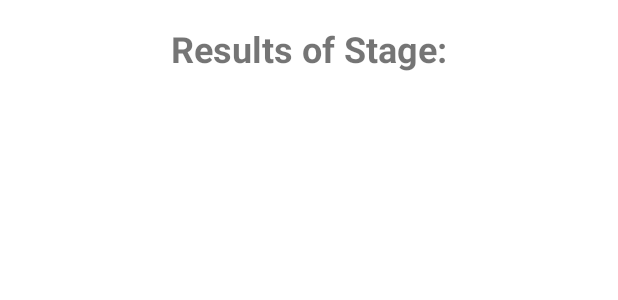
After one commit to Lamprinii/RallyePulse-App, an Android app: the layout activity_stage_times.xml on its own in the app's theme, with its tools: preview values and no code run, on a phone screen of 412 x 824 dp. The commit adds this screen. Shown: the top 300 px of the screen. Run offline under Robolectric (Android 15) with nearby library versions, the phone set to English and light mode, and no system bars; Roboto replaces fonts that are not available here.

Commit message:
Eight Steps

```diff
--- a/app/src/main/AndroidManifest.xml
+++ b/app/src/main/AndroidManifest.xml
@@ -20,6 +20,9 @@
         android:theme="@style/Theme.MaterialComponents.Light.NoActionBar"
         android:usesCleartextTraffic="true"
         tools:targetApi="31">
+        <activity
+            android:name=".StageTimes"
+            android:exported="false" />
         <activity
             android:name=".PopUp"
             android:exported="false" />
--- a/app/src/main/java/com/unipi/konlamp/rallyepulse_app/API/RallyePulseAPI.java
+++ b/app/src/main/java/com/unipi/konlamp/rallyepulse_app/API/RallyePulseAPI.java
@@ -11,10 +11,16 @@ public interface RallyePulseAPI {
         @GET("/api/competitor/getbypasscode/{passcode}")
         Call<Competitor> getByPasscode(@Path("passcode") String passcode);
 
+        @GET("/api/competitor/getCompetitor/{id}")
+        Call<Competitor> getByid(@Path("id") Long id);
+
         @PUT("/api/competitor")
         Call<Competitor> updatecompetitor(@Body Competitor competitor);
 
         @GET("/api/specialstage/getstartedspecialstages")
         Call<List<SpecialStage>> getStartedSpecialStages();
 
+        @GET("/api/time/stageclassificationandroid/{id}")
+        Call<List<TimeKeeping>> getStartedSpecialStages(@Path("id") Long id);
+
 }
--- /dev/null
+++ b/app/src/main/res/layout/activity_stage_times.xml
@@ -0,0 +1,41 @@
+<?xml version="1.0" encoding="utf-8"?>
+<androidx.constraintlayout.widget.ConstraintLayout xmlns:android="http://schemas.android.com/apk/res/android"
+    xmlns:app="http://schemas.android.com/apk/res-auto"
+    xmlns:tools="http://schemas.android.com/tools"
+    android:id="@+id/main"
+    android:layout_width="match_parent"
+    android:layout_height="match_parent"
+    tools:context=".StageTimes">
+
+    <LinearLayout
+        android:layout_width="match_parent"
+        android:layout_height="match_parent"
+        android:orientation="vertical"
+        android:padding="16dp">
+
+        <!-- TextView για τον τίτλο -->
+        <TextView
+            android:id="@+id/titleTextView"
+            android:layout_width="wrap_content"
+            android:layout_height="wrap_content"
+            android:layout_gravity="center_horizontal"
+            android:gravity="center"
+            android:paddingBottom="16dp"
+            android:text="@string/stagetimes"
+            android:textSize="24sp"
+            android:textStyle="bold" />
+
+        <!-- TableLayout για τον πίνακα -->
+        <TableLayout
+            android:id="@+id/tableLayout"
+            android:layout_width="match_parent"
+            android:layout_height="wrap_content"
+            android:stretchColumns="*"
+            android:shrinkColumns="*">
+        </TableLayout>
+
+    </LinearLayout>
+
+
+
+</androidx.constraintlayout.widget.ConstraintLayout>
--- a/app/src/main/res/values/strings.xml
+++ b/app/src/main/res/values/strings.xml
@@ -26,5 +26,6 @@
     <string name="and">and</string>
     <string name="hello">Hello</string>
     <string name="selectspecial">Select S.S</string>
+    <string name="stagetimes">Results of Stage:</string>
 
 </resources>
```
Also changed, not shown: app/src/main/java/com/unipi/konlamp/rallyepulse_app/API/TimeKeeping.java (added, +70 -0 lines), app/src/main/java/com/unipi/konlamp/rallyepulse_app/API/TimeKeepingid.java (added, +30 -0 lines), app/src/main/java/com/unipi/konlamp/rallyepulse_app/PopUp.java (+16 -8 lines), app/src/main/java/com/unipi/konlamp/rallyepulse_app/SpectatorMode.java (+23 -0 lines), app/src/main/java/com/unipi/konlamp/rallyepulse_app/StageTimes.java (added, +168 -0 lines), 1 other file.
